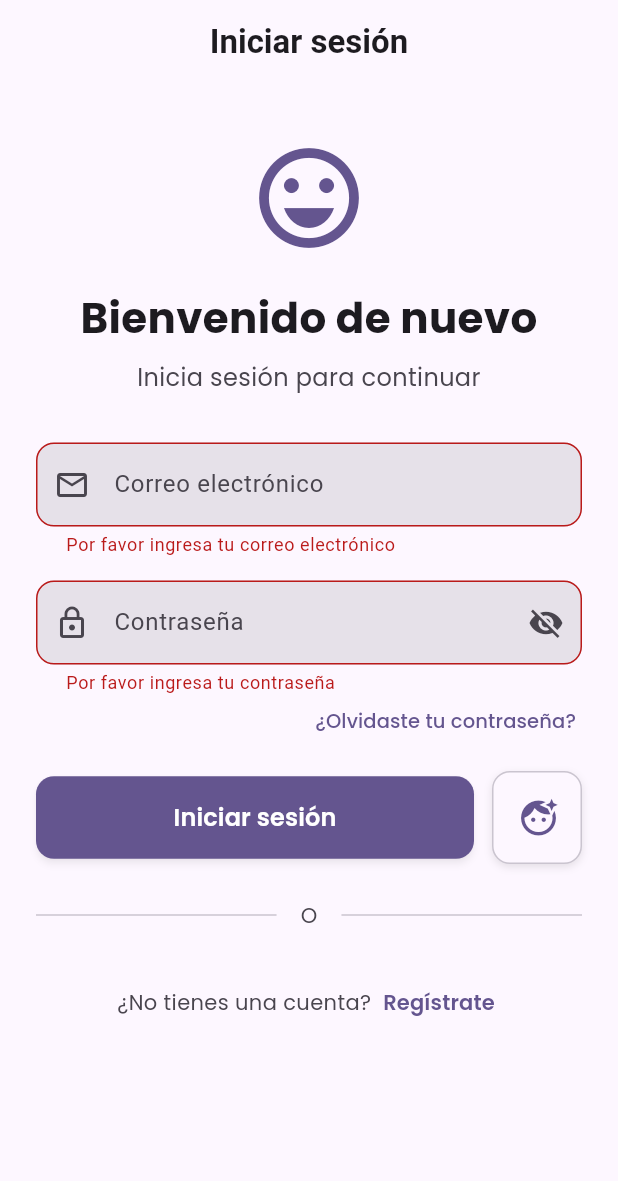
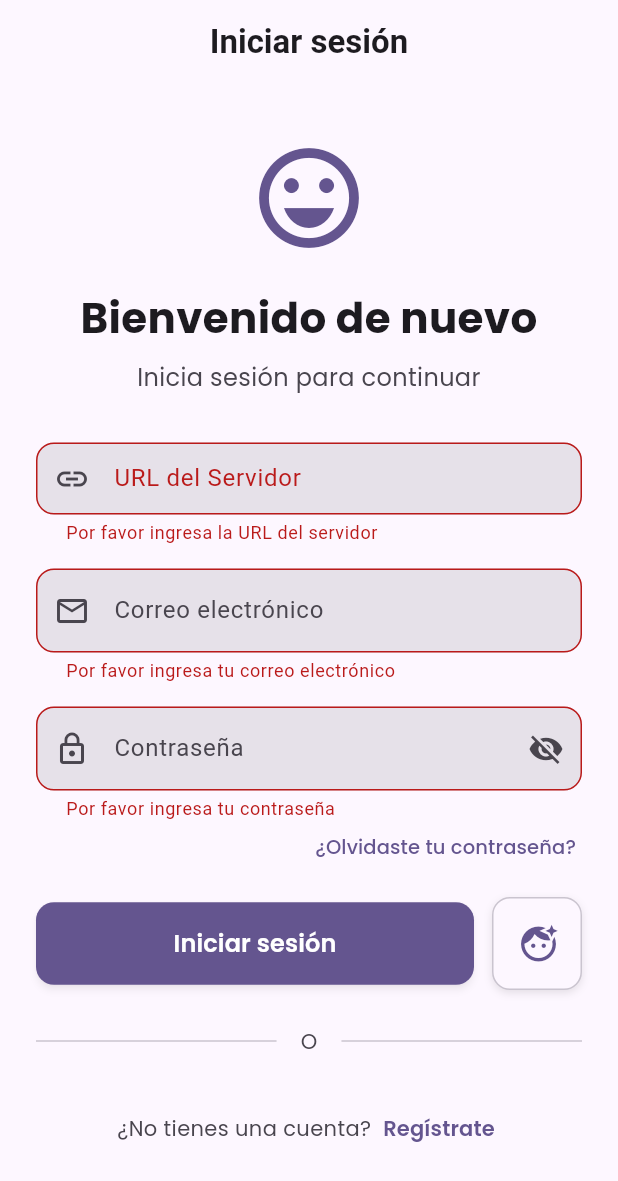
Before and after one commit to HectorZL/journal-notes, a Flutter app: the RegisterScreen screen opened by its route, after a tap on "Crear cuenta", after a tap on "Inicia sesión", after a tap on "Iniciar sesión", on a phone screen of 412 x 824 dp. Shown: the top 1181 px of the screen. Run offline on Flutter 3.47's test engine with Material 3 defaults, Android fonts, the phone set to English and light mode, and no system bars; our stand-ins replace camera, email_validator, flutter_riverpod, flutter_secure_storage, flutter_staggered_animations, google_fonts and 4 more; accounts and stored records are empty; network calls fail.

Commit message:
<feat>[add a login with facial recognition]: <description>
[optional body]

[optional footer(s)]

```diff
--- /dev/null
+++ b/lib/services/config_service.dart
@@ -0,0 +1,35 @@
+import 'package:shared_preferences/shared_preferences.dart';
+
+class ConfigService {
+  static const String _serverUrlKey = 'server_url';
+  static const String _defaultUrl = 'http://localhost:8000';
+
+  static Future<String> getServerUrl() async {
+    final prefs = await SharedPreferences.getInstance();
+    return prefs.getString(_serverUrlKey) ?? _defaultUrl;
+  }
+
+  static Future<void> setServerUrl(String url) async {
+    // Ensure the URL ends with a slash for proper concatenation
+    if (!url.endsWith('/')) {
+      url = '$url/';
+    }
+
+    final prefs = await SharedPreferences.getInstance();
+    await prefs.setString(_serverUrlKey, url);
+  }
+
+  static Future<String> getFaceRecognitionUrl() async {
+    final baseUrl = await getServerUrl();
+    return baseUrl.endsWith('/') ? '${baseUrl}recognize' : '$baseUrl/recognize';
+  }
+
+  static Future<String> getFaceRegistrationUrl() async {
+    final baseUrl = await getServerUrl();
+    return baseUrl.endsWith('/') ? '${baseUrl}register' : '$baseUrl/register';
+  }
+
+  static getBaseUrl() {}
+
+  getApiBaseUrl() {}
+}
--- /dev/null
+++ b/lib/services/url_service.dart
@@ -0,0 +1,20 @@
+import 'package:shared_preferences/shared_preferences.dart';
+
+class UrlService {
+  static const String _ngrokUrlKey = 'ngrok_url';
+
+  static Future<void> saveNgrokUrl(String url) async {
+    final prefs = await SharedPreferences.getInstance();
+    await prefs.setString(_ngrokUrlKey, url);
+  }
+
+  static Future<String?> getNgrokUrl() async {
+    final prefs = await SharedPreferences.getInstance();
+    return prefs.getString(_ngrokUrlKey);
+  }
+
+  static Future<bool> hasSavedUrl() async {
+    final prefs = await SharedPreferences.getInstance();
+    return prefs.containsKey(_ngrokUrlKey);
+  }
+}
--- a/lib/ui/screens/auth/login_screen.dart
+++ b/lib/ui/screens/auth/login_screen.dart
@@ -7,6 +7,7 @@ import 'package:google_fonts/google_fonts.dart';
 import 'package:image_picker/image_picker.dart';
 import '../../../services/auth_service.dart';
 import '../../../services/navigation_service.dart';
+import '../../../services/url_service.dart';
 import '../../widgets/base_screen.dart';
 
 class LoginScreen extends ConsumerStatefulWidget {
@@ -20,12 +21,41 @@ class _LoginScreenState extends ConsumerState<LoginScreen> {
   final _formKey = GlobalKey<FormState>();
   final _emailController = TextEditingController();
   final _passwordController = TextEditingController();
+  final _ngrokUrlController = TextEditingController();
   bool _isLoading = false;
   bool _obscurePassword = true;
   final ImagePicker _picker = ImagePicker();
 
+  @override
+  void initState() {
+    super.initState();
+    _loadSavedUrl();
+  }
+
+  @override
+  void dispose() {
+    _emailController.dispose();
+    _passwordController.dispose();
+    _ngrokUrlController.dispose();
+    super.dispose();
+  }
+
+  Future<void> _loadSavedUrl() async {
+    final savedUrl = await UrlService.getNgrokUrl();
+    if (savedUrl != null) {
+      setState(() {
+        _ngrokUrlController.text = savedUrl;
+      });
+    }
+  }
+
   Future<void> _login() async {
     if (!_formKey.currentState!.validate()) return;
+
+    // Save the URL before proceeding
+    if (_ngrokUrlController.text.isNotEmpty) {
+      await UrlService.saveNgrokUrl(_ngrokUrlController.text);
+    }
 
     // Hide keyboard
     FocusScope.of(context).unfocus();
@@ -91,6 +121,17 @@ class _LoginScreenState extends ConsumerState<LoginScreen> {
 
   Future<void> _loginWithFace() async {
     try {
+      // Validate the URL before proceeding
+      if (_ngrokUrlController.text.isEmpty) {
+        ScaffoldMessenger.of(context).showSnackBar(
+          const SnackBar(
+            content: Text('Por favor ingresa la URL del servidor'),
+            backgroundColor: Colors.red,
+          ),
+        );
+        return;
+      }
+
       final XFile? image = await _picker.pickImage(
         source: ImageSource.camera,
         preferredCameraDevice: CameraDevice.front,
@@ -101,7 +142,13 @@ class _LoginScreenState extends ConsumerState<LoginScreen> {
 
       setState(() => _isLoading = true);
 
+      // Save the URL before proceeding
+      await UrlService.saveNgrokUrl(_ngrokUrlController.text);
+
       final authService = ref.read(authServiceProvider);
+
+      // Pass the URL to the auth service
+      authService.setApiBaseUrl(_ngrokUrlController.text);
 
       final result = await authService.loginWithFace(
         File(image.path),
@@ -140,9 +187,9 @@ class _LoginScreenState extends ConsumerState<LoginScreen> {
       if (mounted) {
         ScaffoldMessenger.of(context).showSnackBar(
           SnackBar(
-            content: const Text('Error al procesar el reconocimiento facial. Intente de nuevo.'),
+            content: Text('Error al procesar el reconocimiento facial: ${e.toString()}'),
             backgroundColor: Colors.red,
-            duration: const Duration(seconds: 3),
+            duration: const Duration(seconds: 5),
           ),
         );
       }
@@ -151,13 +198,6 @@ class _LoginScreenState extends ConsumerState<LoginScreen> {
         setState(() => _isLoading = false);
       }
     }
-  }
-
-  @override
-  void dispose() {
-    _emailController.dispose();
-    _passwordController.dispose();
-    super.dispose();
   }
 
   @override
@@ -225,6 +265,30 @@ class _LoginScreenState extends ConsumerState<LoginScreen> {
               ),
 
               const SizedBox(height: 32),
+
+              // Server URL Field
+              TextFormField(
+                controller: _ngrokUrlController,
+                decoration: InputDecoration(
+                  labelText: 'URL del Servidor',
+                  hintText: 'https://ejemplo.ngrok.io',
+                  prefixIcon: const Icon(Icons.link),
+                  border: OutlineInputBorder(
+                    borderRadius: BorderRadius.circular(12),
+                  ),
+                ),
+                keyboardType: TextInputType.url,
+                validator: (value) {
+                  if (value == null || value.isEmpty) {
+                    return 'Por favor ingresa la URL del servidor';
+                  }
+                  if (!Uri.tryParse(value)!.hasAbsolutePath ?? true) {
+                    return 'Por favor ingresa una URL válida';
+                  }
+                  return null;
+                },
+              ),
+              const SizedBox(height: 16),
 
               // Email field
               TextFormField(
--- a/lib/ui/screens/auth/register_screen.dart
+++ b/lib/ui/screens/auth/register_screen.dart
@@ -7,6 +7,7 @@ import 'package:notas_animo/providers/accessibility_provider.dart';
 import 'package:notas_animo/services/face_recognition_service.dart';
 import 'package:notas_animo/services/auth_service.dart';
 import 'package:notas_animo/services/navigation_service.dart';
+import 'package:notas_animo/services/url_service.dart';
 import 'package:notas_animo/ui/widgets/base_screen.dart';
 import 'package:notas_animo/ui/widgets/accessibility_settings_widget.dart';
 import 'package:notas_animo/ui/screens/camera/camera_screen.dart';
@@ -33,6 +34,21 @@ class _RegisterScreenState extends ConsumerState<RegisterScreen> {
   File? _profileImage;
   bool _isVerifyingFace = false;
   bool _isFaceVerified = false;
+
+  @override
+  void initState() {
+    super.initState();
+    _loadSavedUrl();
+  }
+
+  Future<void> _loadSavedUrl() async {
+    final savedUrl = await UrlService.getNgrokUrl();
+    if (savedUrl != null) {
+      setState(() {
+        _ngrokUrlController.text = savedUrl;
+      });
+    }
+  }
 
   @override
   void dispose() {
@@ -113,6 +129,11 @@ class _RegisterScreenState extends ConsumerState<RegisterScreen> {
 
   Future<void> _register() async {
     if (!_formKey.currentState!.validate()) return;
+
+    // Save the URL before proceeding
+    if (_ngrokUrlController.text.isNotEmpty) {
+      await UrlService.saveNgrokUrl(_ngrokUrlController.text);
+    }
 
     // Verify server URL is provided and valid
     if (_ngrokUrlController.text.isEmpty) {
```
Also changed, not shown: lib/services/auth_service.dart (+14 -4 lines).
